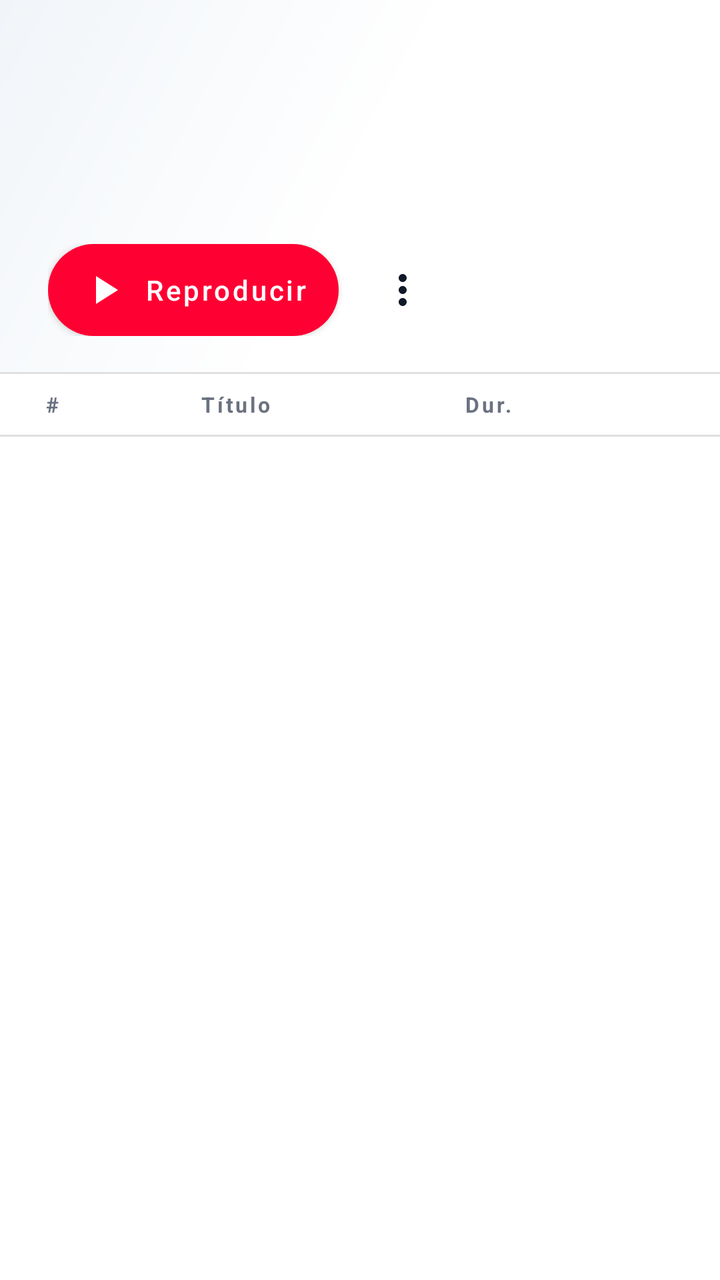
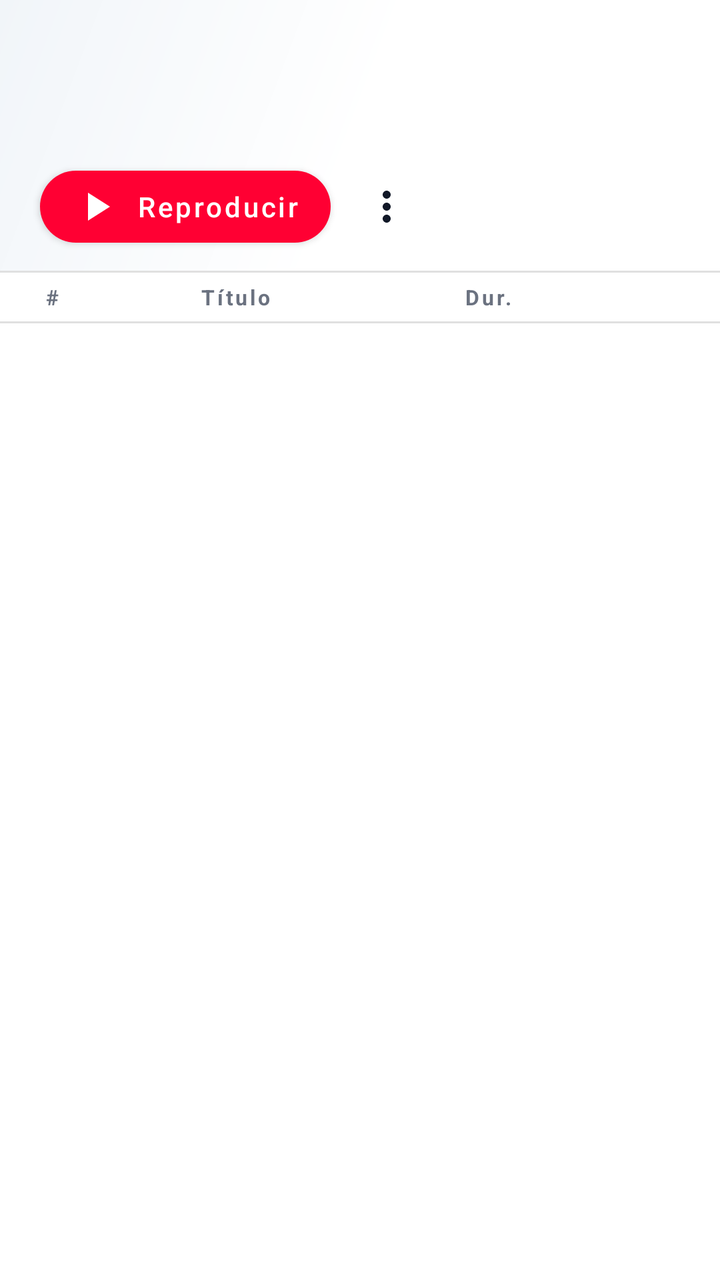

An Android layout rendered at two revisions. The XML below is the earlier revision; the diff shows what the commit changed to produce the second picture.
<!-- AndroidManifest.xml: application theme Theme.SeldiaMusic -->
<!-- res/layout/fragment_table_list.xml -->
<?xml version="1.0" encoding="utf-8"?>
<LinearLayout xmlns:android="http://schemas.android.com/apk/res/android"
    xmlns:app="http://schemas.android.com/apk/res-auto"
    android:layout_width="match_parent"
    android:layout_height="match_parent"
    android:background="@color/background"
    android:orientation="vertical">

    
    <LinearLayout
        android:id="@+id/header"
        android:layout_width="match_parent"
        android:layout_height="wrap_content"
        android:background="@drawable/bg_player_gradient"
        android:orientation="vertical"
        android:paddingStart="24dp"
        android:paddingEnd="24dp"
        android:paddingTop="22dp"
        android:paddingBottom="18dp">

        <TextView
            android:id="@+id/tv_kicker"
            android:layout_width="match_parent"
            android:layout_height="wrap_content"
            android:textColor="?attr/accentPrimary"
            android:textSize="10.5sp"
            android:textStyle="bold"
            android:letterSpacing="0.18" />

        <TextView
            android:id="@+id/tv_title_big"
            android:layout_width="match_parent"
            android:layout_height="wrap_content"
            android:layout_marginTop="6dp"
            android:ellipsize="end"
            android:maxLines="2"
            android:textColor="@color/text_primary"
            android:textSize="30sp"
            android:textStyle="bold" />

        <TextView
            android:id="@+id/tv_meta"
            android:layout_width="match_parent"
            android:layout_height="wrap_content"
            android:layout_marginTop="6dp"
            android:ellipsize="end"
            android:maxLines="1"
            android:textColor="@color/text_secondary"
            android:textSize="12.5sp" />

        <LinearLayout
            android:layout_width="match_parent"
            android:layout_height="wrap_content"
            android:layout_marginTop="16dp"
            android:gravity="center_vertical"
            android:orientation="horizontal">

            <com.google.android.material.button.MaterialButton
                android:id="@+id/btn_play_all"
                style="@style/Widget.MaterialComponents.Button"
                android:layout_width="wrap_content"
                android:layout_height="46dp"
                android:insetTop="0dp"
                android:insetBottom="0dp"
                android:text="@string/play_all"
                app:cornerRadius="23dp"
                app:icon="@drawable/ic_play"
                app:iconGravity="textStart"
                app:iconPadding="8dp"
                app:backgroundTint="?attr/accentPrimary"
                app:strokeColor="?attr/accentPrimary"
                app:strokeWidth="0dp"
                android:textColor="@color/on_primary"
                android:textAllCaps="false" />

            <ImageButton
                android:id="@+id/btn_more_options"
                android:layout_width="44dp"
                android:layout_height="44dp"
                android:layout_marginStart="10dp"
                android:background="?attr/selectableItemBackgroundBorderless"
                android:contentDescription="@null"
                android:src="@drawable/ic_more"
                android:tint="@color/text_primary" />
        </LinearLayout>
    </LinearLayout>

    
    <include layout="@layout/view_table_header" />

    
    <FrameLayout
        android:layout_width="match_parent"
        android:layout_height="0dp"
        android:layout_weight="1">

        <androidx.recyclerview.widget.RecyclerView
            android:id="@+id/recycler"
            android:layout_width="match_parent"
            android:layout_height="match_parent"
            android:clipToPadding="false"
            android:paddingBottom="10dp"
            android:scrollbars="vertical"
            app:layoutManager="androidx.recyclerview.widget.LinearLayoutManager" />

        <ProgressBar
            android:id="@+id/progress"
            android:layout_width="wrap_content"
            android:layout_height="wrap_content"
            android:layout_gravity="center"
            android:indeterminateTint="?attr/accentPrimary"
            android:visibility="gone" />

        <TextView
            android:id="@+id/empty"
            android:layout_width="match_parent"
            android:layout_height="wrap_content"
            android:layout_gravity="center"
            android:gravity="center"
            android:padding="24dp"
            android:textColor="@color/text_secondary"
            android:visibility="gone" />
    </FrameLayout>
</LinearLayout>
<!-- res/layout/view_table_header.xml (included above) -->
<?xml version="1.0" encoding="utf-8"?>
<LinearLayout xmlns:android="http://schemas.android.com/apk/res/android"
    android:layout_width="match_parent"
    android:layout_height="wrap_content"
    android:background="@drawable/bg_table_header"
    android:gravity="center_vertical"
    android:orientation="horizontal"
    android:paddingStart="12dp"
    android:paddingEnd="6dp"
    android:paddingTop="9dp"
    android:paddingBottom="9dp">

    <TextView
        android:layout_width="28dp"
        android:layout_height="wrap_content"
        android:gravity="center"
        android:text="#"
        android:textColor="@color/text_secondary"
        android:textSize="10.5sp"
        android:textStyle="bold"
        android:letterSpacing="0.12" />

    <View
        android:layout_width="44dp"
        android:layout_height="1dp"
        android:layout_marginStart="4dp" />

    <TextView
        android:layout_width="0dp"
        android:layout_height="wrap_content"
        android:layout_marginStart="12dp"
        android:layout_weight="1.5"
        android:text="@string/table_col_title"
        android:textColor="@color/text_secondary"
        android:textSize="10.5sp"
        android:textStyle="bold"
        android:letterSpacing="0.12" />

    <TextView
        android:layout_width="46dp"
        android:layout_height="wrap_content"
        android:gravity="end"
        android:text="@string/table_col_duration"
        android:textColor="@color/text_secondary"
        android:textSize="10.5sp"
        android:textStyle="bold"
        android:letterSpacing="0.12" />

    <View
        android:layout_width="98dp"
        android:layout_height="1dp" />
</LinearLayout>
<!-- resources referenced by this layout -->
<resources>
  <color name="background">#FFFFFF</color>
  <color name="on_primary">#FFFFFF</color>
  <color name="text_primary">#111827</color>
  <color name="text_secondary">#6B7280</color>
  <!-- drawable ic_play (drawable) -->
  <vector xmlns:android="http://schemas.android.com/apk/res/android"
      android:width="24dp" android:height="24dp"
      android:viewportWidth="24" android:viewportHeight="24">
      <path android:fillColor="#FFFFFFFF" android:pathData="M8,5v14l11,-7z" />
  </vector>
  <string name="play_all">Reproducir</string>
  <string name="table_col_duration">Dur.</string>
  <string name="table_col_title">Título</string>
  <color name="surface_high">#F1F5F9</color>
  <color name="glass_stroke">#1F000000</color>
  <color name="primary">#FF0033</color>
  <color name="accent_secondary">#FF4D6D</color>
  <color name="surface">#FFFFFF</color>
  <color name="accent_red">#FF0033</color>
  <color name="accent_red_soft">#33FF0033</color>
  <color name="accent_red_secondary">#FF4D6D</color>
  <color name="accent_red_dark">#C9002B</color>
  <color name="sidebar_bg">#F8FAFC</color>
  <color name="glass_surface_high">#F2FFFFFF</color>
  <style name="ThemeOverlay.SeldiaMusic.BottomSheetDialog" parent="ThemeOverlay.MaterialComponents.BottomSheetDialog">
          <item name="bottomSheetStyle">@style/Widget.SeldiaMusic.BottomSheet</item>
          <item name="android:windowIsFloating">false</item>
          <item name="android:navigationBarColor">@color/surface</item>
      </style>
  <style name="ThemeOverlay.SeldiaMusic.Dialog" parent="ThemeOverlay.MaterialComponents.MaterialAlertDialog">
          <item name="colorSurface">@color/surface_high</item>
          <item name="colorOnSurface">@color/text_primary</item>
          <item name="colorPrimary">?attr/accentPrimary</item>
      </style>
  <style name="Widget.SeldiaMusic.BottomSheet" parent="Widget.MaterialComponents.BottomSheet.Modal">
          <item name="backgroundTint">@android:color/transparent</item>
      </style>
  <!-- unchanged entries left out for length: 4 -->
</resources>

<!-- the commit's change to res/layout/fragment_table_list.xml (unified diff, before → after) -->
@@ -4,7 +4,9 @@
     android:layout_width="match_parent"
     android:layout_height="match_parent"
     android:background="@color/background"
-    android:orientation="vertical">
+
+    android:orientation="vertical"
+    android:descendantFocusability="afterDescendants">
 
     
     <LinearLayout
@@ -12,58 +14,63 @@
         android:layout_width="match_parent"
         android:layout_height="wrap_content"
         android:background="@drawable/bg_player_gradient"
+
+        android:descendantFocusability="afterDescendants"
         android:orientation="vertical"
-        android:paddingStart="24dp"
-        android:paddingEnd="24dp"
-        android:paddingTop="22dp"
-        android:paddingBottom="18dp">
+        android:paddingStart="16dp"
+        android:paddingEnd="16dp"
+        android:paddingTop="10dp"
+        android:paddingBottom="10dp">
 
         <TextView
             android:id="@+id/tv_kicker"
             android:layout_width="match_parent"
             android:layout_height="wrap_content"
             android:textColor="?attr/accentPrimary"
-            android:textSize="10.5sp"
+            android:textSize="10sp"
             android:textStyle="bold"
-            android:letterSpacing="0.18" />
+            android:letterSpacing="0.2" />
 
         <TextView
             android:id="@+id/tv_title_big"
             android:layout_width="match_parent"
             android:layout_height="wrap_content"
-            android:layout_marginTop="6dp"
+            android:layout_marginTop="4dp"
             android:ellipsize="end"
             android:maxLines="2"
             android:textColor="@color/text_primary"
-            android:textSize="30sp"
+            android:textSize="20sp"
             android:textStyle="bold" />
 
         <TextView
             android:id="@+id/tv_meta"
             android:layout_width="match_parent"
             android:layout_height="wrap_content"
-            android:layout_marginTop="6dp"
+            android:layout_marginTop="4dp"
             android:ellipsize="end"
             android:maxLines="1"
             android:textColor="@color/text_secondary"
-            android:textSize="12.5sp" />
+            android:textSize="11sp" />
 
         <LinearLayout
             android:layout_width="match_parent"
             android:layout_height="wrap_content"
-            android:layout_marginTop="16dp"
+            android:layout_marginTop="8dp"
             android:gravity="center_vertical"
             android:orientation="horizontal">
 
             <com.google.android.material.button.MaterialButton
                 android:id="@+id/btn_play_all"
+                android:layout_margin="4dp"
                 style="@style/Widget.MaterialComponents.Button"
                 android:layout_width="wrap_content"
-                android:layout_height="46dp"
+                android:layout_height="36dp"
+                android:focusable="true"
+                android:focusableInTouchMode="false"
                 android:insetTop="0dp"
                 android:insetBottom="0dp"
                 android:text="@string/play_all"
-                app:cornerRadius="23dp"
+                app:cornerRadius="26dp"
                 app:icon="@drawable/ic_play"
                 app:iconGravity="textStart"
                 app:iconPadding="8dp"
@@ -75,11 +82,14 @@
 
             <ImageButton
                 android:id="@+id/btn_more_options"
-                android:layout_width="44dp"
-                android:layout_height="44dp"
-                android:layout_marginStart="10dp"
-                android:background="?attr/selectableItemBackgroundBorderless"
+                android:layout_margin="4dp"
+                android:layout_width="40dp"
+                android:layout_height="36dp"
+                android:layout_marginStart="12dp"
+                android:background="@drawable/bg_tv_focus_pill"
                 android:contentDescription="@null"
+                android:focusable="true"
+                android:focusableInTouchMode="false"
                 android:src="@drawable/ic_more"
                 android:tint="@color/text_primary" />
         </LinearLayout>
@@ -92,14 +102,23 @@
     <FrameLayout
         android:layout_width="match_parent"
         android:layout_height="0dp"
-        android:layout_weight="1">
+        android:layout_weight="1"
+
+        android:clipToPadding="false"
+        android:descendantFocusability="afterDescendants">
 
         <androidx.recyclerview.widget.RecyclerView
             android:id="@+id/recycler"
+            android:nextFocusDown="@+id/btn_play_pause"
             android:layout_width="match_parent"
             android:layout_height="match_parent"
             android:clipToPadding="false"
-            android:paddingBottom="10dp"
+            android:descendantFocusability="afterDescendants"
+            android:focusable="false"
+            android:focusableInTouchMode="false"
+           
+            android:padding="8dp"
+            android:paddingBottom="12dp"
             android:scrollbars="vertical"
             app:layoutManager="androidx.recyclerview.widget.LinearLayoutManager" />
 
@@ -117,7 +136,7 @@
             android:layout_height="wrap_content"
             android:layout_gravity="center"
             android:gravity="center"
-            android:padding="24dp"
+            android:padding="28dp"
             android:textColor="@color/text_secondary"
             android:visibility="gone" />
     </FrameLayout>
@@ -132,8 +151,8 @@
     android:orientation="horizontal"
     android:paddingStart="12dp"
     android:paddingEnd="6dp"
-    android:paddingTop="9dp"
-    android:paddingBottom="9dp">
+    android:paddingTop="6dp"
+    android:paddingBottom="6dp">
 
     <TextView
         android:layout_width="28dp"
<!-- resource entries referenced after the edit -->
@@ -4,6 +4,63 @@
   <color name="on_primary">#FFFFFF</color>
   <color name="text_primary">#111827</color>
   <color name="text_secondary">#6B7280</color>
+  <!-- drawable bg_tv_focus_pill (drawable) -->
+  <?xml version="1.0" encoding="utf-8"?>
+  <selector xmlns:android="http://schemas.android.com/apk/res/android">
+      <item android:state_focused="true">
+          <layer-list>
+              <item>
+                  <shape android:shape="rectangle">
+                      <solid android:color="?attr/accentSoft" />
+                      <corners android:radius="22dp" />
+                  </shape>
+              </item>
+              <item>
+                  <shape android:shape="rectangle">
+                      <solid android:color="#40FFFFFF" />
+                      <corners android:radius="22dp" />
+                  </shape>
+              </item>
+              <item>
+                  <shape android:shape="rectangle">
+                      <solid android:color="@android:color/transparent" />
+                      <corners android:radius="22dp" />
+                      <stroke
+                          android:width="5dp"
+                          android:color="#FFFFFF" />
+                  </shape>
+              </item>
+              <item>
+                  <shape android:shape="rectangle">
+                      <solid android:color="@android:color/transparent" />
+                      <corners android:radius="22dp" />
+                      <stroke
+                          android:width="2dp"
+                          android:color="?attr/accentPrimary" />
+                  </shape>
+              </item>
+          </layer-list>
+      </item>
+      <item android:state_pressed="true">
+          <layer-list>
+              <item>
+                  <shape android:shape="rectangle">
+                      <solid android:color="#55FFFFFF" />
+                      <corners android:radius="22dp" />
+                  </shape>
+              </item>
+          </layer-list>
+      </item>
+      <item>
+          <layer-list>
+              <item>
+                  <shape android:shape="rectangle">
+                      <solid android:color="#00000000" />
+                  </shape>
+              </item>
+          </layer-list>
+      </item>
+  </selector>
   <!-- drawable ic_play (drawable) -->
   <vector xmlns:android="http://schemas.android.com/apk/res/android"
       android:width="24dp" android:height="24dp"
